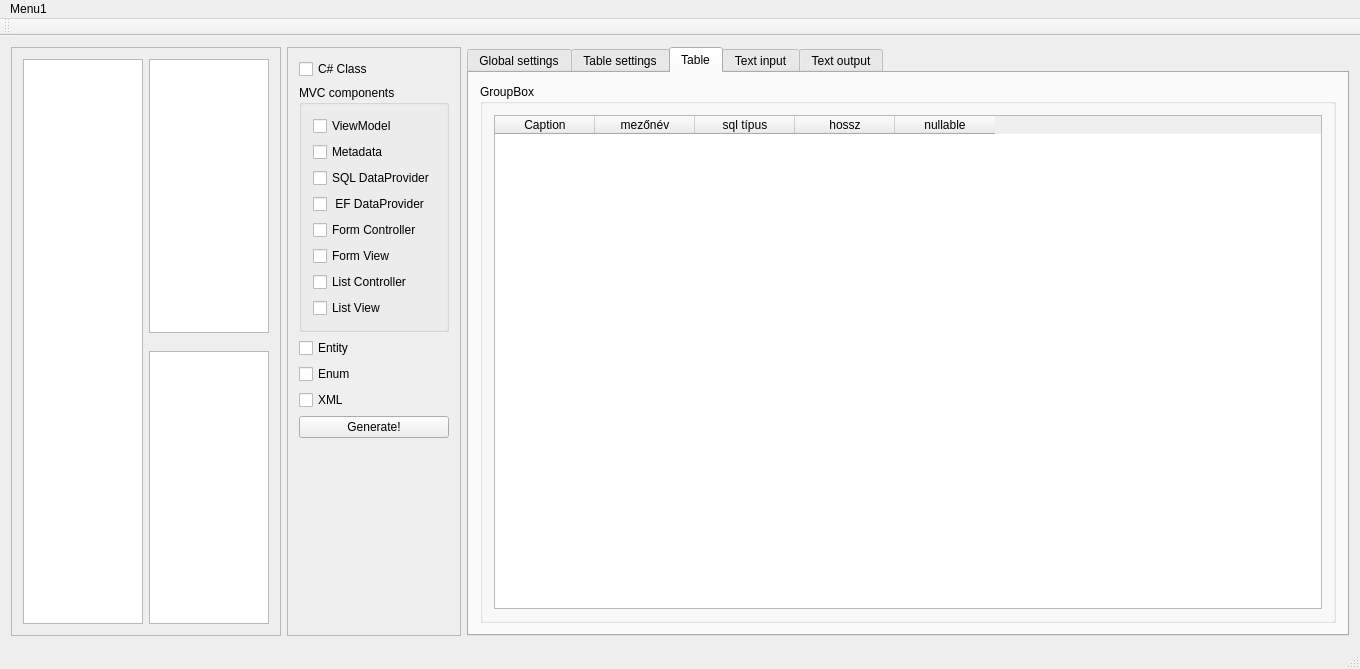
First picture: the form in retek2.ui, repository horvathzoltan/retek2, before the edit.
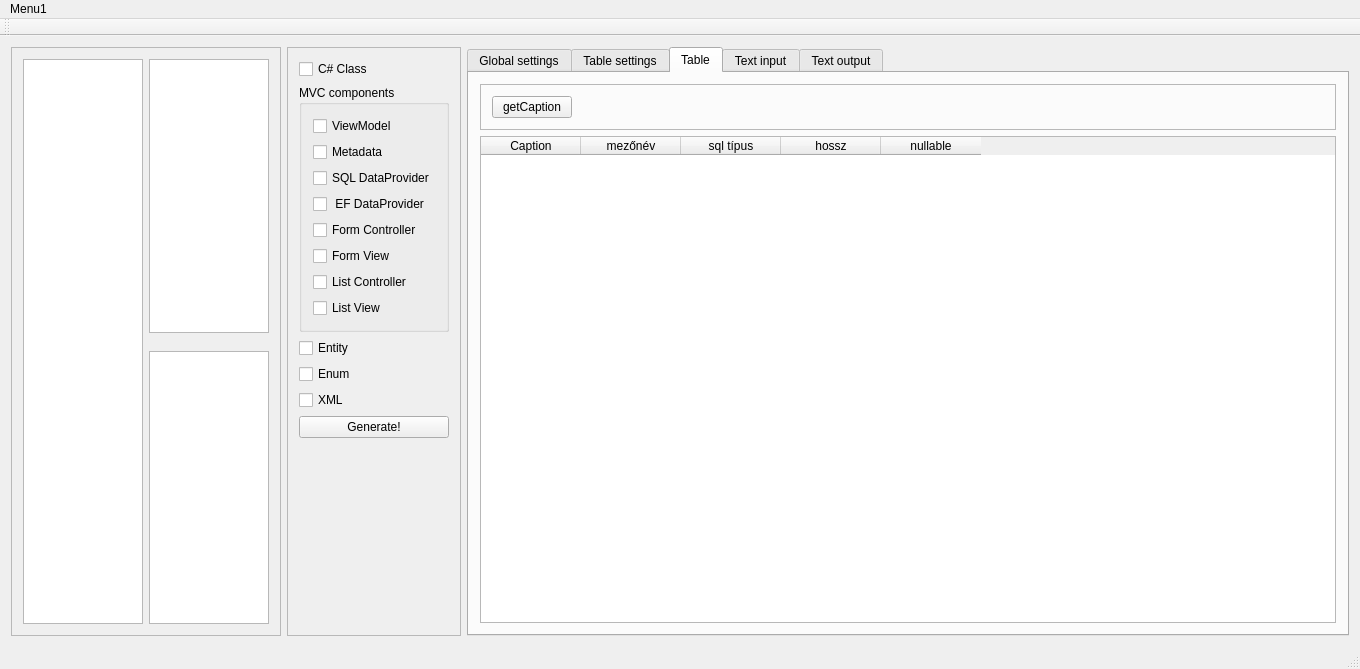
Second picture: the form after the edit. The open tabs and pages were chosen to show the change. Icons and pictures are not drawn.

The edit to the form file:
```diff
--- a/retek2.ui
+++ b/retek2.ui
@@ -963,13 +963,39 @@
        <attribute name="title">
         <string>Table</string>
        </attribute>
-       <layout class="QGridLayout" name="gridLayout_5">
-        <item row="0" column="0">
-         <widget class="QGroupBox" name="groupBox_6">
-          <property name="title">
-           <string>GroupBox</string>
+       <layout class="QVBoxLayout" name="verticalLayout_10">
+        <item>
+         <widget class="QFrame" name="frame_9">
+          <property name="frameShape">
+           <enum>QFrame::StyledPanel</enum>
           </property>
-          <layout class="QVBoxLayout" name="verticalLayout_3">
+          <property name="frameShadow">
+           <enum>QFrame::Raised</enum>
+          </property>
+          <layout class="QHBoxLayout" name="horizontalLayout_8">
+           <item>
+            <widget class="QPushButton" name="pushButton_getCaption">
+             <property name="text">
+              <string>getCaption</string>
+             </property>
+            </widget>
+           </item>
+           <item>
+            <spacer name="horizontalSpacer_6">
+             <property name="orientation">
+              <enum>Qt::Horizontal</enum>
+             </property>
+             <property name="sizeHint" stdset="0">
+              <size>
+               <width>40</width>
+               <height>20</height>
+              </size>
+             </property>
+            </spacer>
+           </item>
+          </layout>
+         </widget>
+        </item>
            <item>
             <widget class="QTableWidget" name="tableWidget_MezoLista">
              <property name="minimumSize">
@@ -1003,9 +1029,6 @@
                <string>nullable</string>
               </property>
              </column>
-            </widget>
-           </item>
-          </layout>
          </widget>
         </item>
        </layout>
```
Left out of the diff: 2 changed lines with no effect on the pictures. Lines whose indentation alone changed are shown as unchanged.
